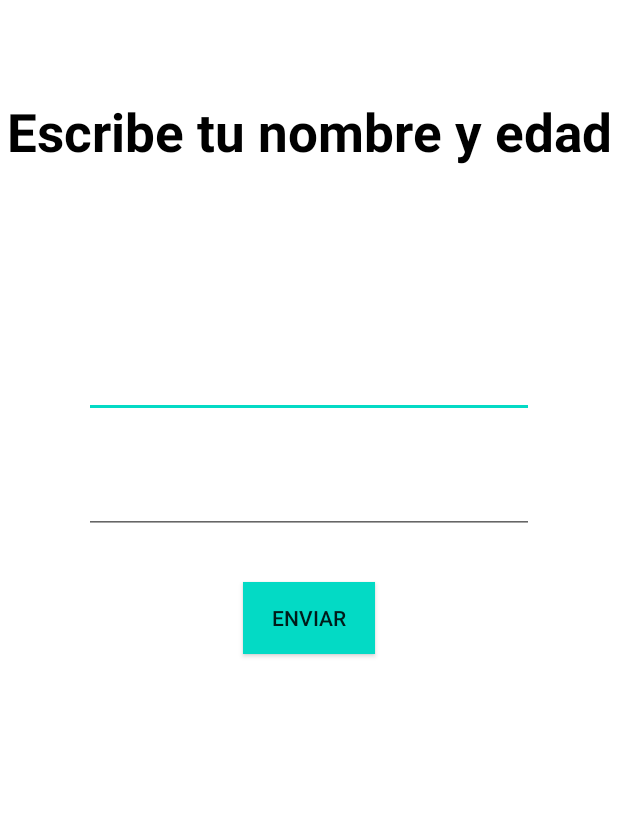
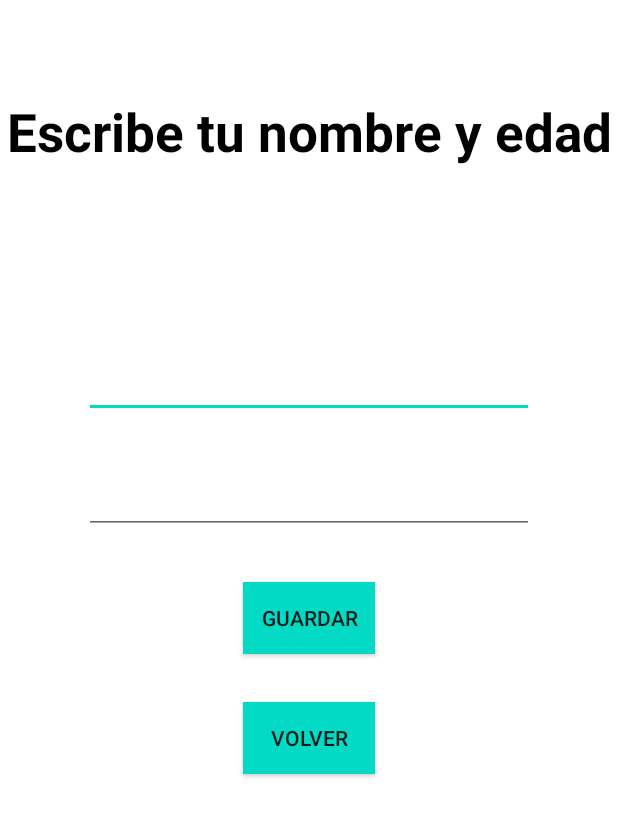
Before and after one commit to EduardoGomezdeJuana/PruebasAndroid, an Android app: the FirstAppActivity screen opened directly, with no data from a screen before it, on a phone screen of 412 x 824 dp. Shown: the top 817 px of the screen. Run offline under Robolectric (Android 15) with nearby library versions, the phone set to English and light mode, and no system bars.

```diff
--- a/app/src/main/res/layout/activity_first_app.xml
+++ b/app/src/main/res/layout/activity_first_app.xml
@@ -8,15 +8,27 @@
     android:orientation="horizontal">
 
     <androidx.appcompat.widget.AppCompatButton
-        android:id="@+id/btnEnviar"
+        android:id="@+id/btnGuardar"
         android:layout_width="wrap_content"
         android:layout_height="wrap_content"
         android:background="@color/teal_200"
-        android:text="@string/enviar"
+        android:text="@string/guardar"
         app:layout_constraintBottom_toBottomOf="parent"
         app:layout_constraintEnd_toEndOf="parent"
         app:layout_constraintStart_toStartOf="parent"
         app:layout_constraintTop_toTopOf="parent">
+    </androidx.appcompat.widget.AppCompatButton>
+
+    <androidx.appcompat.widget.AppCompatButton
+        android:id="@+id/btnVolver"
+        android:layout_width="wrap_content"
+        android:layout_height="wrap_content"
+        android:background="@color/teal_200"
+        android:text="@string/volver"
+        android:layout_marginTop="32dp"
+        app:layout_constraintTop_toBottomOf="@+id/btnGuardar"
+        app:layout_constraintEnd_toEndOf="parent"
+        app:layout_constraintStart_toStartOf="parent">
     </androidx.appcompat.widget.AppCompatButton>
 
     <androidx.appcompat.widget.AppCompatEditText
@@ -38,20 +50,10 @@
         android:layout_marginBottom="32dp"
         android:maxLines="1"
         android:singleLine="true"
-        app:layout_constraintBottom_toTopOf="@+id/btnEnviar"
+        app:layout_constraintBottom_toTopOf="@+id/btnGuardar"
         app:layout_constraintEnd_toEndOf="parent"
         app:layout_constraintStart_toStartOf="parent">
     </androidx.appcompat.widget.AppCompatEditText>
-
-    <TextView
-        android:id="@+id/txtDevuelto"
-        android:layout_width="wrap_content"
-        android:layout_height="wrap_content"
-        android:layout_marginTop="32dp"
-        android:textSize="24sp"
-        app:layout_constraintEnd_toEndOf="parent"
-        app:layout_constraintStart_toStartOf="parent"
-        app:layout_constraintTop_toBottomOf="@+id/btnEnviar" />
 
     <TextView
         android:layout_width="wrap_content"
--- a/app/src/main/res/values/strings.xml
+++ b/app/src/main/res/values/strings.xml
@@ -1,13 +1,12 @@
 <resources>
     <string name="app_name">PruebasAndroid</string>
-    <string name="enviar">Enviar</string>
+    <string name="guardar">Guardar</string>
+    <string name="volver">Volver</string>
     <string name="esc_nombre_edad">Escribe tu nombre y edad</string>
     <string name="hint_ejemplo">Esto es un ejemplo</string>
-    <string name="enviado">Enviado: %1$s tiene %2$s años</string>
-    <string name="devuelto">Devuelto: %1$s tiene %2$s años</string>
     <string name="rec_datos">Recogida datos</string>
     <string name="Abrir">Abrir</string>
-    <string name="volver">Volver</string>
-    <string name="errnombre">desconocido</string>
-    <string name="erredad">sin edad</string>
+    <string name="guardado">Guardado %1$s con edad %2$d</string>
+    <string name="errnombre">&lt;Persona sin nombre&gt;</string>
+    <string name="erredad">&lt;Edad incorrecta&gt;</string>
 </resources>
```
Also changed, not shown: app/src/main/AndroidManifest.xml (+4 -8 lines), app/src/main/java/com/egomezdj/pruebasandroid/firstapp/DBActivity.kt (added, +44 -0 lines), app/src/main/java/com/egomezdj/pruebasandroid/firstapp/FirstAppActivity.kt (+27 -32 lines), app/src/main/java/com/egomezdj/pruebasandroid/firstapp/Person.kt (added, +7 -0 lines), app/src/main/java/com/egomezdj/pruebasandroid/firstapp/ResultActivity.kt (deleted, +0 -33 lines), app/src/main/res/layout/activity_result.xml (deleted, +0 -33 lines), 1 other file.
